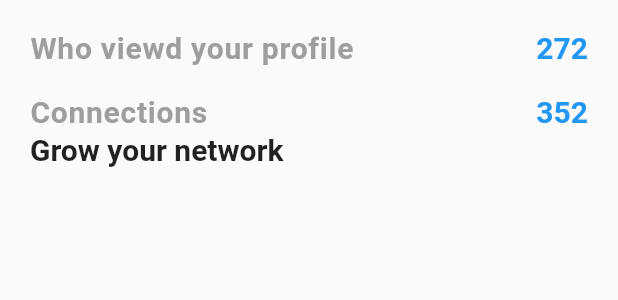
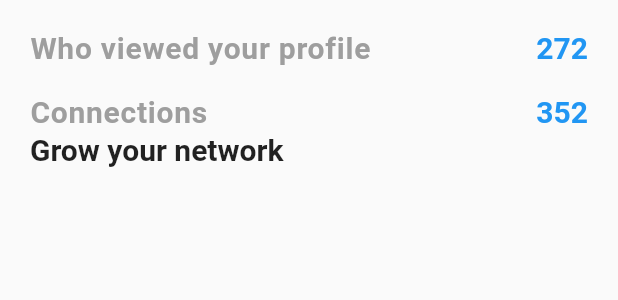
Before and after one commit to RobinKim-SWEngineer/Flutter_LinkedIn_clone, a Flutter app: the CommunityStatus widget shown alone on an empty page, opened directly, on a phone screen of 412 x 824 dp. Shown: the top 300 px of the screen. Run offline on Flutter 3.47's test engine with Material 2 defaults, Android fonts, the phone set to English and light mode, and no system bars.

Commit message:
fix spelling in community status

```diff
--- a/lib/screens/userProfile/components/community_status.dart
+++ b/lib/screens/userProfile/components/community_status.dart
@@ -26,7 +26,7 @@ class CommunityStatus extends StatelessWidget {
       padding: const EdgeInsets.all(20.0),
       child: Column(
         children: [
-          _showUpNetworkInfo('Who viewd your profile', 272),
+          _showUpNetworkInfo('Who viewed your profile', 272),
           SizedBox(height: 20),
           _showUpNetworkInfo('Connections', 352),
           SizedBox(height: 2),
```
